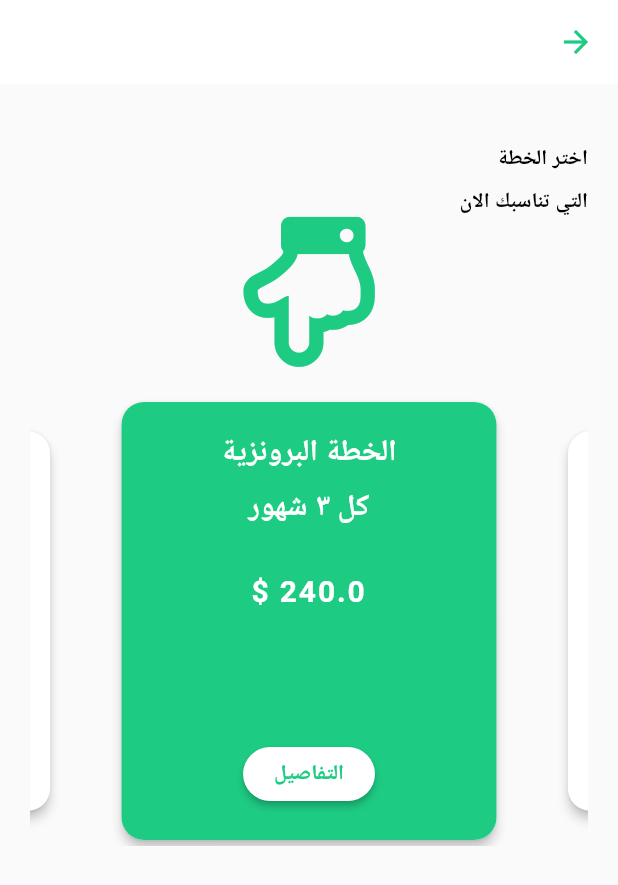
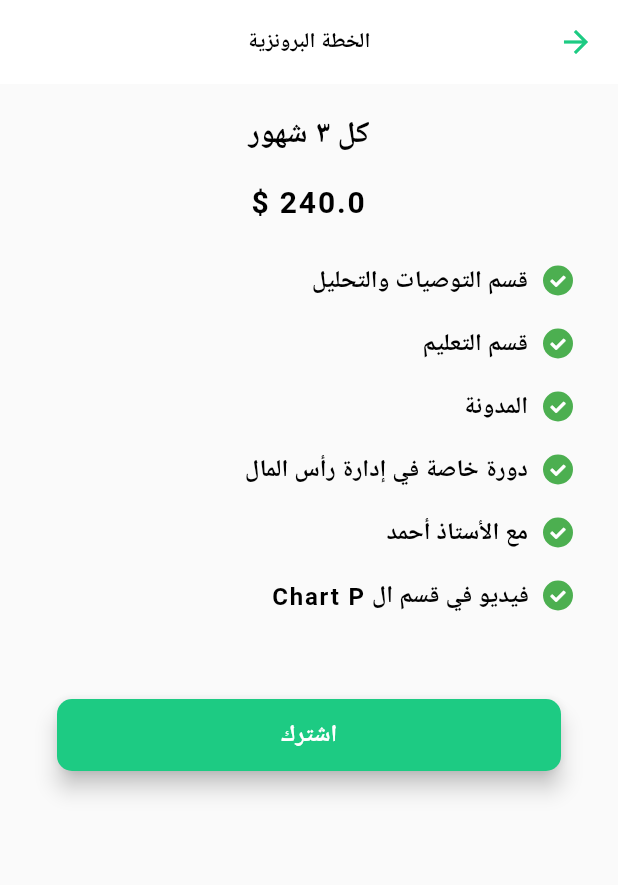
Before and after one commit to ahmedibrahim240/almosawi, a Flutter app: the ChoosePlan screen opened directly, after a tap on "التفاصيل", on a phone screen of 412 x 824 dp. Shown: the top 885 px of the screen. Run offline on Flutter 3.47's test engine with Material 2 defaults, Android fonts, the phone set to English and light mode, and no system bars; drawn by our look-alikes of carousel_slider; our stand-ins replace chewie, flutter_svg, font_awesome_flutter, smooth_star_rating, video_player; missing offline and left inert: code_fields; network calls fail; Roboto replaces fonts that are missing (Cairo); project files that could hold a hidden picture were left out.

Commit message:
add ChoosePlanDetailes page

```diff
--- a/lib/constants/constans.dart
+++ b/lib/constants/constans.dart
@@ -170,7 +170,7 @@ class CustomButton extends StatelessWidget {
           child: Text(
             text,
             style: AppTheme.heading.copyWith(
-              fontSize: 14,
+              fontSize: 16,
               color: Colors.white,
             ),
           ),
--- a/lib/secreens/ChoosePlan/choosePlan.dart
+++ b/lib/secreens/ChoosePlan/choosePlan.dart
@@ -1,6 +1,7 @@
 import 'package:almosawii/constants/constans.dart';
 import 'package:almosawii/constants/themes.dart';
 import 'package:almosawii/models/plan.dart';
+import 'package:almosawii/secreens/ChoosePlan/choosePlandetailes.dart';
 import 'package:carousel_slider/carousel_slider.dart';
 import 'package:flutter/material.dart';
 import 'package:font_awesome_flutter/font_awesome_flutter.dart';
@@ -114,7 +115,15 @@ class _ChoosePlanState extends State<ChoosePlan> {
                                     ],
                                   ),
                                   RaisedButton(
-                                    onPressed: () {},
+                                    onPressed: () {
+                                      Navigator.of(context).push(
+                                        MaterialPageRoute(
+                                          builder: (_) => ChoosePlanDetailes(
+                                            plan: planList[index],
+                                          ),
+                                        ),
+                                      );
+                                    },
                                     shape: RoundedRectangleBorder(
                                         borderRadius:
                                             BorderRadius.circular(35)),
--- /dev/null
+++ b/lib/secreens/ChoosePlan/choosePlandetailes.dart
@@ -0,0 +1,90 @@
+import 'package:almosawii/constants/constans.dart';
+import 'package:almosawii/constants/themes.dart';
+import 'package:almosawii/models/plan.dart';
+import 'package:flutter/material.dart';
+import 'package:font_awesome_flutter/font_awesome_flutter.dart';
+
+class ChoosePlanDetailes extends StatefulWidget {
+  final Plan plan;
+
+  const ChoosePlanDetailes({Key key, @required this.plan}) : super(key: key);
+  @override
+  _ChoosePlanDetailesState createState() => _ChoosePlanDetailesState();
+}
+
+class _ChoosePlanDetailesState extends State<ChoosePlanDetailes> {
+  @override
+  Widget build(BuildContext context) {
+    return Scaffold(
+      appBar: AppBar(
+        title: Text(widget.plan.name),
+      ),
+      body: ListView(
+        shrinkWrap: true,
+        padding: EdgeInsets.symmetric(horizontal: 30, vertical: 20),
+        children: [
+          Column(
+            crossAxisAlignment: CrossAxisAlignment.center,
+            children: [
+              Text(
+                widget.plan.date,
+                style: AppTheme.heading.copyWith(fontSize: 20),
+              ),
+              SizedBox(height: 20),
+              Text(
+                '${widget.plan.price} \$',
+                style: AppTheme.heading.copyWith(fontSize: 20),
+              ),
+            ],
+          ),
+          SizedBox(height: 30),
+          contant(title: 'قسم التوصيات والتحليل'),
+          SizedBox(height: 20),
+          contant(title: 'قسم التعليم'),
+          SizedBox(height: 20),
+          contant(title: 'المدونة'),
+          SizedBox(height: 20),
+          contant(title: 'دورة خاصة في إدارة رأس المال'),
+          SizedBox(height: 20),
+          contant(title: 'مع الأستاذ أحمد'),
+          SizedBox(height: 20),
+          contant(title: 'فيديو في قسم ال Chart P'),
+          SizedBox(height: 50),
+          CustomButton(
+            onPress: () {},
+            text: 'اشترك',
+          )
+        ],
+      ),
+    );
+  }
+
+  contant({String title}) {
+    return Row(
+      children: [
+        Container(
+          height: 20,
+          width: 20,
+          decoration: BoxDecoration(
+            shape: BoxShape.circle,
+            color: Colors.green,
+          ),
+          child: Center(
+            child: Icon(
+              FontAwesomeIcons.check,
+              color: Colors.white,
+              size: 10,
+            ),
+          ),
+        ),
+        SizedBox(width: 10),
+        Text(
+          title,
+          style: AppTheme.heading.copyWith(
+            fontSize: 16,
+          ),
+        )
+      ],
+    );
+  }
+}
```
